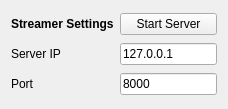
First picture: the form in src/widget/stereostreamersettings.ui, repository i3drobotics/StereoStreamer, before the edit.
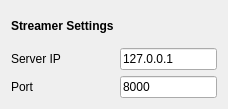
Second picture: the form after the edit.

The edit to the form file:
```diff
--- a/src/widget/stereostreamersettings.ui
+++ b/src/widget/stereostreamersettings.ui
@@ -21,13 +21,6 @@
      </property>
     </widget>
    </item>
-   <item row="0" column="1">
-    <widget class="QPushButton" name="pushButton">
-     <property name="text">
-      <string>Start Server</string>
-     </property>
-    </widget>
-   </item>
    <item row="1" column="0">
     <widget class="QLabel" name="label_2">
      <property name="text">
```
